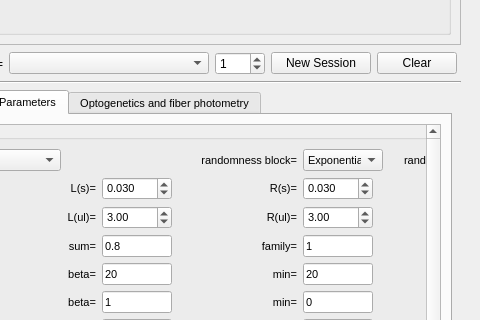
The window that src/foraging_gui/ForagingGUI.ui (AllenNeuralDynamics/dynamic-foraging-task) describes before a commit, drawn with Qt 5; both pictures show x 480 to 960 and y 222 to 542 of the 960 by 725 pixel window.
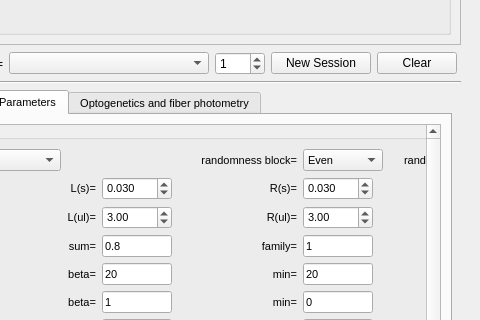
The same window after the commit. Icons and pictures are not drawn.

The edit to the form file:
```diff
--- a/src/foraging_gui/ForagingGUI.ui
+++ b/src/foraging_gui/ForagingGUI.ui
@@ -4513,6 +4513,9 @@
                           <height>16777215</height>
                          </size>
                         </property>
+                        <property name="currentIndex">
+                         <number>1</number>
+                        </property>
                         <item>
                          <property name="text">
                           <string>Exponential</string>
```
